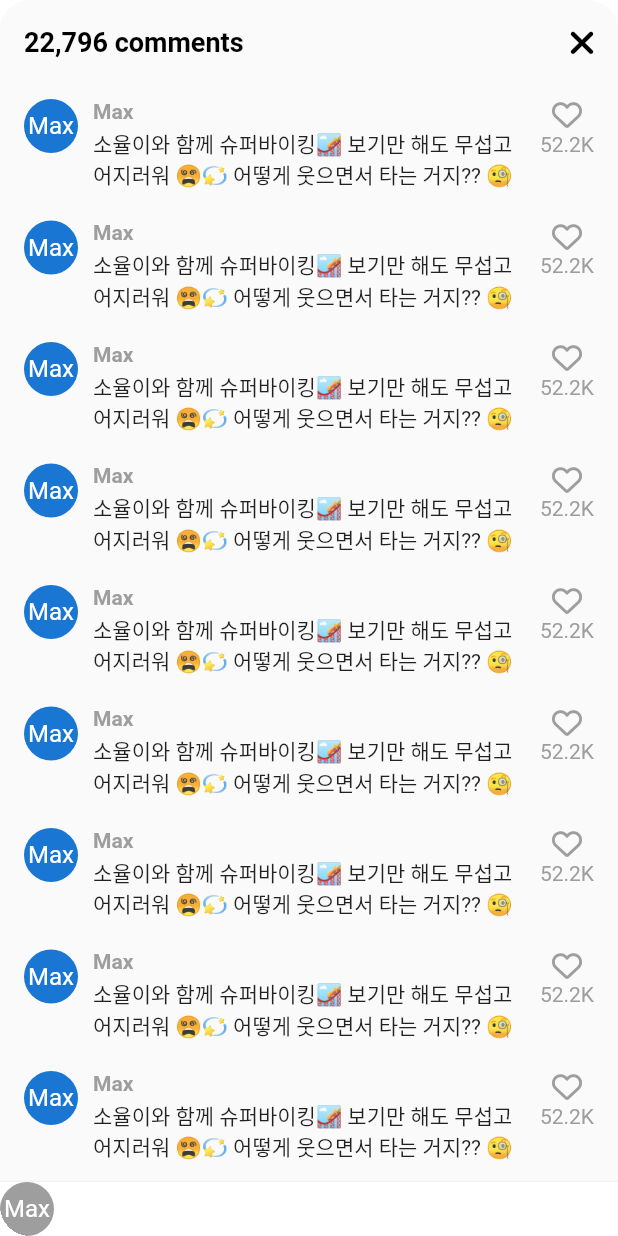
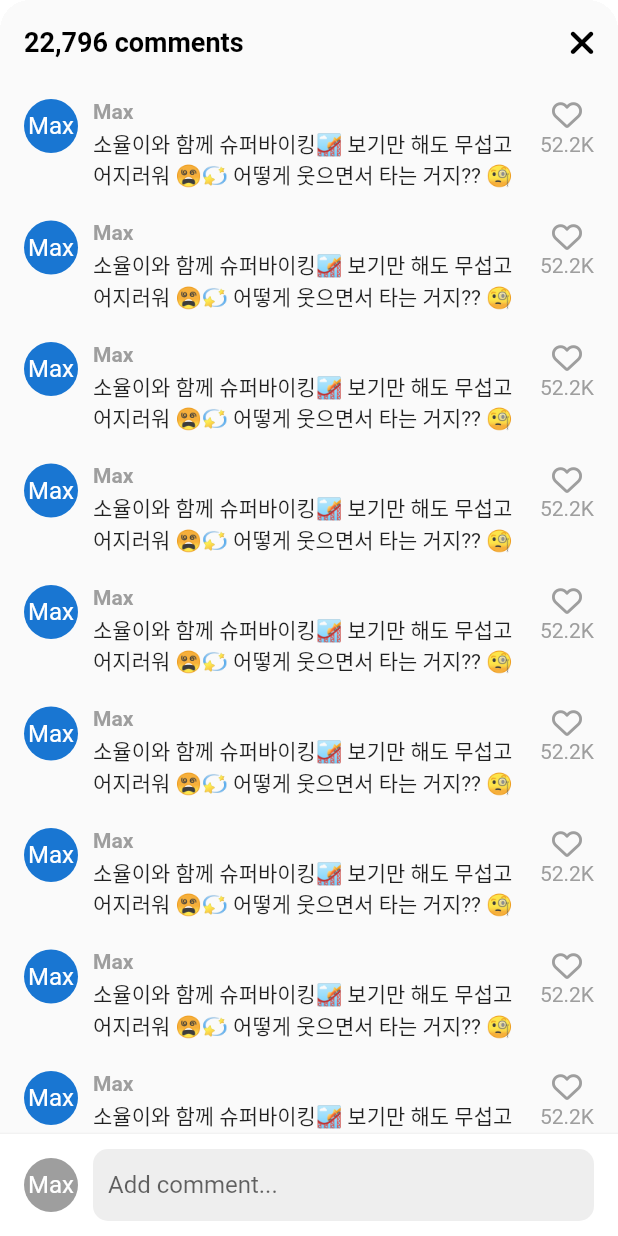
Before and after one commit to helious23/tiktok_clone, a Flutter app: the VideoComments screen opened directly, on a phone screen of 412 x 824 dp. Run offline on Flutter 3.47's test engine with Material 2 defaults, Android fonts, the phone set to English and light mode, and no system bars; our stand-ins replace font_awesome_flutter, marquee, readmore, video_player, visibility_detector; network calls fail.

Commit message:
8.2 Add Comment

```diff
--- a/lib/features/main_navigation/main_navigation_screen.dart
+++ b/lib/features/main_navigation/main_navigation_screen.dart
@@ -71,6 +71,7 @@ class _MainNavigationScreenState extends State<MainNavigationScreen>
   @override
   Widget build(BuildContext context) {
     return Scaffold(
+      resizeToAvoidBottomInset: false,
       backgroundColor: _selectedIndex == 0 ? Colors.black : Colors.white,
       body: Stack(
         children: [
--- a/lib/features/videos/widgets/video_comments.dart
+++ b/lib/features/videos/widgets/video_comments.dart
@@ -17,7 +17,9 @@ class _VideoCommentsState extends State<VideoComments> {
 
   @override
   Widget build(BuildContext context) {
+    final size = MediaQuery.of(context).size;
     return Container(
+      height: size.height * 0.75,
       decoration: BoxDecoration(
         borderRadius: BorderRadius.circular(
           Sizes.size20,
@@ -39,7 +41,9 @@ class _VideoCommentsState extends State<VideoComments> {
             )
           ],
         ),
-        body: ListView.separated(
+        body: Stack(
+          children: [
+            ListView.separated(
               separatorBuilder: (context, index) => Gaps.v20,
               padding: const EdgeInsets.symmetric(
                 vertical: Sizes.size10,
@@ -92,8 +96,16 @@ class _VideoCommentsState extends State<VideoComments> {
                 ],
               ),
             ),
-        bottomNavigationBar: BottomAppBar(
+            Positioned(
+              width: size.width,
+              bottom: 0,
+              child: BottomAppBar(
                 color: Colors.white,
+                child: Padding(
+                  padding: const EdgeInsets.symmetric(
+                    horizontal: Sizes.size16,
+                    vertical: Sizes.size10,
+                  ),
                   child: Row(
                     children: [
                       CircleAvatar(
@@ -101,11 +113,36 @@ class _VideoCommentsState extends State<VideoComments> {
                         backgroundColor: Colors.grey.shade500,
                         foregroundColor: Colors.white,
                         child: const Text('Max'),
+                      ),
+                      Gaps.h10,
+                      Expanded(
+                        child: TextField(
+                          decoration: InputDecoration(
+                            hintText: "Add comment...",
+                            border: OutlineInputBorder(
+                              borderRadius: BorderRadius.circular(
+                                Sizes.size10,
+                              ),
+                              borderSide: BorderSide.none,
+                            ),
+                            filled: true,
+                            fillColor: Colors.grey.shade200,
+                            contentPadding: const EdgeInsets.symmetric(
+                              vertical: Sizes.size12,
+                              horizontal: Sizes.size10,
+                            ),
+                          ),
+                          cursorColor: Theme.of(context).primaryColor,
+                        ),
                       )
                     ],
                   ),
                 ),
               ),
+            )
+          ],
+        ),
+      ),
     );
   }
 }
--- a/lib/features/videos/widgets/video_post.dart
+++ b/lib/features/videos/widgets/video_post.dart
@@ -105,6 +105,7 @@ class _VideoPostState extends State<VideoPost>
       backgroundColor: Colors.transparent,
       context: context,
       builder: (context) => const VideoComments(),
+      isScrollControlled: true,
     );
     _onTogglePause();
   }
```
Lines whose indentation alone changed are shown as unchanged.
